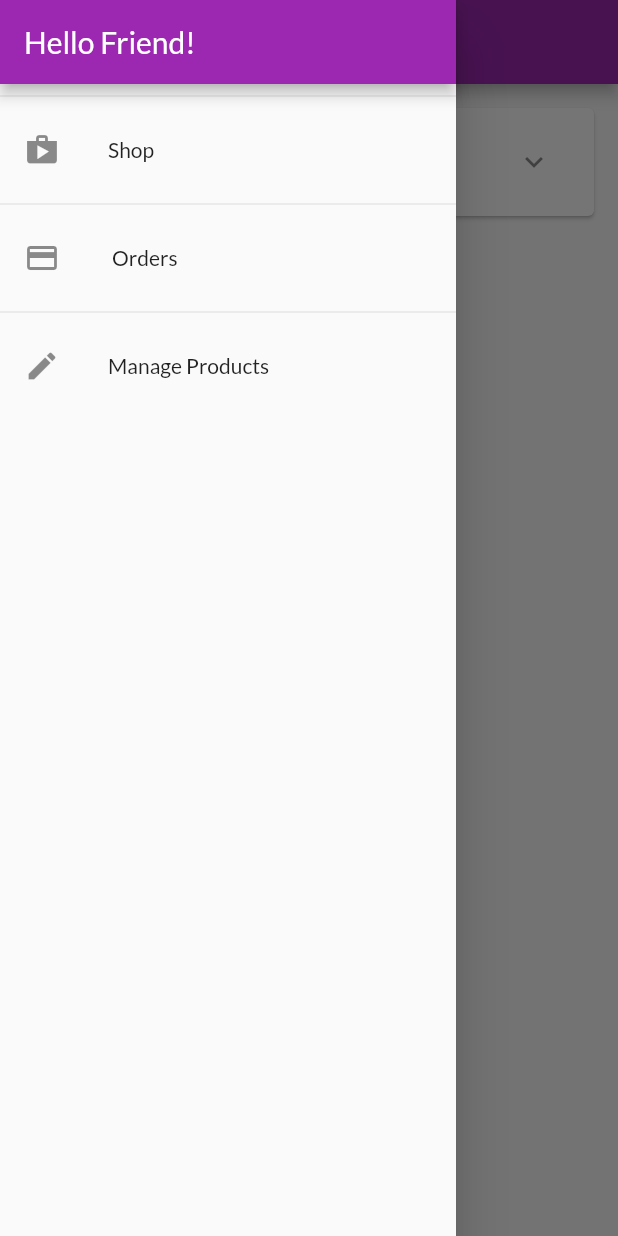
After one commit to dangloczx/LabFlutter, a Flutter app: the OrdersScreen screen opened by its route, with the side drawer open, on a phone screen of 412 x 824 dp. The commit adds this screen. Run offline on Flutter 3.47's test engine with Material 2 defaults, Android fonts, the phone set to English and light mode, and no system bars; network calls fail.

Commit message:
xay dung drawer va dinh tuyen theo ten

```diff
--- a/myshop/lib/ui/cart/cart_screen.dart
+++ b/myshop/lib/ui/cart/cart_screen.dart
@@ -4,7 +4,6 @@ import 'cart_manager.dart';
 
 class CartScreen extends StatelessWidget {
   static const routeName = '/cart';
-
   const CartScreen({super.key});
 
   @override
--- a/myshop/lib/ui/orders/orders_screen.dart
+++ b/myshop/lib/ui/orders/orders_screen.dart
@@ -1,9 +1,10 @@
 import 'package:flutter/material.dart';
-
+import '../shared/app_drawer.dart';
 import 'orders_manager.dart';
 import 'order_item_card.dart';
 
 class OrdersScreen extends StatelessWidget {
+  static const routeName = '/orders';
   const OrdersScreen({super.key});
 
   @override
@@ -14,6 +15,7 @@ class OrdersScreen extends StatelessWidget {
       appBar: AppBar(
         title: const Text("Your Orders"),
       ),
+      drawer: const AppDrawer(),
       body: ListView.builder(
         itemCount: ordersManager.orderCount,
         itemBuilder: (ctx, i) => OrderItemCard(ordersManager.orders[i]),
--- a/myshop/lib/ui/products/product_detail_screen.dart
+++ b/myshop/lib/ui/products/product_detail_screen.dart
@@ -2,6 +2,7 @@ import 'package:flutter/material.dart';
 import '../../models/product.dart';
 
 class ProductDetailScreen extends StatelessWidget {
+  static const routeName = '/product-detail';
   const ProductDetailScreen(
     this.product, {
     super.key,
--- a/myshop/lib/ui/products/user_products_screen.dart
+++ b/myshop/lib/ui/products/user_products_screen.dart
@@ -1,8 +1,9 @@
 import 'package:flutter/material.dart';
 import 'user_product_list_tile.dart';
 import 'products_manager.dart';
-
+import '../shared/app_drawer.dart';
 class UserProductsScreen extends StatelessWidget {
+  static const routeName = '/user-products';
   const UserProductsScreen({super.key});
 
   @override
@@ -15,6 +16,7 @@ class UserProductsScreen extends StatelessWidget {
           buildAddButton(),
         ],
       ),
+      drawer: const AppDrawer(),
       body: RefreshIndicator(
         onRefresh: () async => print('refresh products'),
         child: buildUserProductListView(productsManager),
--- /dev/null
+++ b/myshop/lib/ui/screen.dart
@@ -0,0 +1,8 @@
+export 'products/product_overview_screen.dart';
+export 'products/product_detail_screen.dart';
+export 'products/user_products_screen.dart';
+export 'products/products_manager.dart';
+export 'orders/orders_screen.dart';
+export 'orders/orders_manager.dart';
+export 'cart/cart_screen.dart';
+export 'cart/cart_manager.dart';
--- /dev/null
+++ b/myshop/lib/ui/shared/app_drawer.dart
@@ -0,0 +1,47 @@
+import 'package:flutter/material.dart';
+import '../orders/orders_screen.dart';
+import '../products/user_products_screen.dart';
+
+class AppDrawer extends StatelessWidget {
+  const AppDrawer({super.key});
+
+  @override
+  Widget build(BuildContext context) {
+    return Drawer(
+      child: Column(
+        children: <Widget>[
+          AppBar(
+            title: const Text('Hello Friend!'),
+            automaticallyImplyLeading: false,
+          ),
+          const Divider(),
+          ListTile(
+            leading: const Icon(Icons.shop),
+            title: const Text('Shop'),
+            onTap: () {
+              Navigator.of(context).pushReplacementNamed('/');
+            },
+          ),
+          const Divider(),
+          ListTile(
+            leading: const Icon(Icons.payment),
+            title: const Text(' Orders'),
+            onTap: () {
+              Navigator.of(context)
+                  .pushReplacementNamed(OrdersScreen.routeName);
+            },
+          ),
+          const Divider(),
+          ListTile(
+            leading: const Icon(Icons.edit),
+            title: const Text('Manage Products'),
+            onTap: () {
+              Navigator.of(context)
+                  .pushReplacementNamed(UserProductsScreen.routeName);
+            },
+          ),
+        ],
+      ),
+    );
+  }
+}
```
Also changed, not shown: myshop/lib/main.dart (+22 -11 lines), myshop/lib/ui/products/product_grid_tile.dart (+3 -4 lines), myshop/lib/ui/products/product_overview_screen.dart (+11 -12 lines), myshop/lib/ui/products/products_manager.dart (+8 -0 lines).
